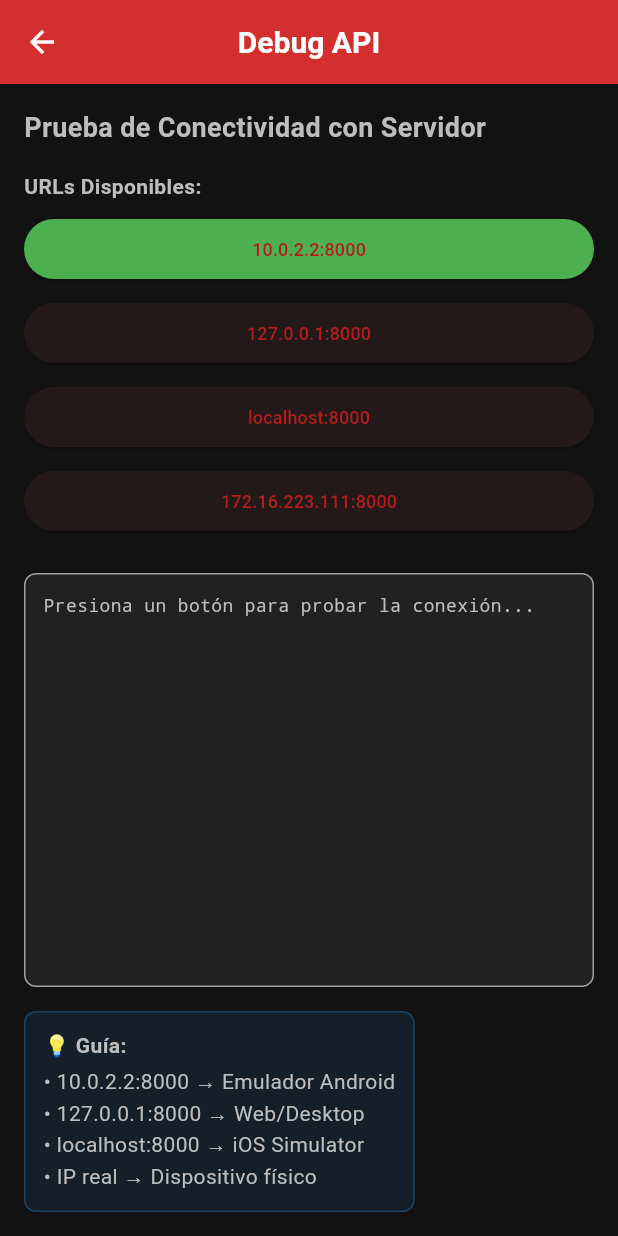
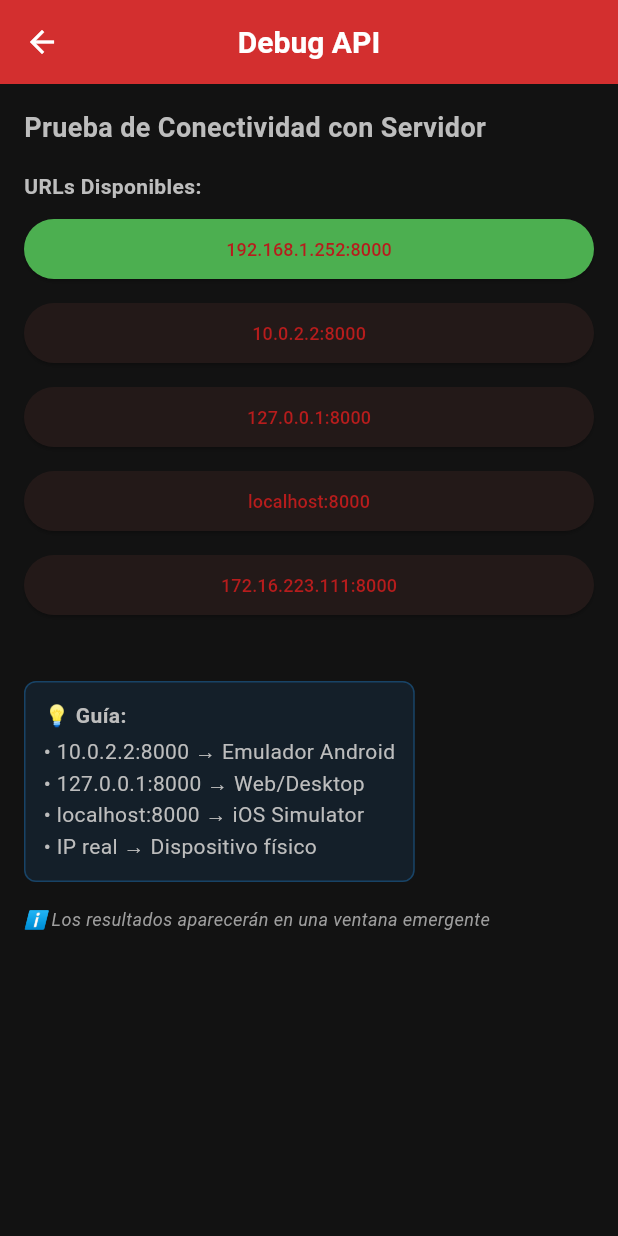
Before and after one commit to Abenavidese/tesis-app, a Flutter app: the ApiDebugScreen screen opened directly, on a phone screen of 412 x 824 dp. Run offline on Flutter 3.47's test engine with Material 3 defaults, Android fonts, the phone set to English and light mode, and no system bars; our stand-ins replace image_picker, speech_to_text.

Commit message:
Feat: conection with real smartphone fixed, now is working correctly

```diff
--- a/Aplication_Tesis/lib/core/constants/api_constants.dart
+++ b/Aplication_Tesis/lib/core/constants/api_constants.dart
@@ -3,9 +3,10 @@ class ApiConstants {
   static const String _localhostUrl = 'http://127.0.0.1:8000';
   static const String _androidEmulatorUrl = 'http://10.0.2.2:8000'; // ✅ CONFIRMADO QUE FUNCIONA
   static const String _iosSimulatorUrl = 'http://localhost:8000';
+  static const String _physicalDeviceUrl = 'http://192.168.1.252:8000'; // 🔥 IP REAL para celular físico
 
-  // URL principal - CONFIGURADA CORRECTAMENTE
-  static const String baseUrl = _androidEmulatorUrl; // ✅ FUNCIONA con emulador Android
+  // URL principal - CAMBIA SEGÚN EL DISPOSITIVO
+  static const String baseUrl = _physicalDeviceUrl; // 🔥 CONFIGURADO PARA CELULAR FÍSICO
   static const String predictEndpoint = '/predict';
 
   // Timeout configurations
@@ -21,15 +22,16 @@ class ApiConstants {
 
   // URLs alternativas para probar
   static const List<String> alternativeUrls = [
+    _physicalDeviceUrl,
     _androidEmulatorUrl,
     _localhostUrl,
     _iosSimulatorUrl,
-    'http://172.16.223.111:8000', // Tu IP anterior
+    'http://172.16.223.111:8000', // IP anterior
   ];
 
   // Comentarios sobre cuándo usar cada URL:
+  // _physicalDeviceUrl: Para dispositivo físico (celular/tablet) en la misma red WiFi
   // _androidEmulatorUrl: Para emulador Android
   // _localhostUrl: Para web o desktop
   // _iosSimulatorUrl: Para simulador iOS
-  // IP real: Para dispositivo físico en la misma red
 }
--- a/Aplication_Tesis/lib/core/debug/api_debug_screen.dart
+++ b/Aplication_Tesis/lib/core/debug/api_debug_screen.dart
@@ -12,14 +12,17 @@ class ApiDebugScreen extends StatefulWidget {
 
 class _ApiDebugScreenState extends State<ApiDebugScreen> {
   String _currentUrl = ApiConstants.baseUrl;
-  String _testResult = '';
   bool _isLoading = false;
 
   Future<void> _testUrl(String url) async {
     setState(() {
       _isLoading = true;
-      _testResult = 'Probando $url...';
     });
+
+    String title = '';
+    String message = '';
+    Color iconColor = Colors.grey;
+    IconData icon = Icons.info;
 
     try {
       final response = await http.get(
@@ -29,23 +32,67 @@ class _ApiDebugScreenState extends State<ApiDebugScreen> {
 
       if (response.statusCode == 200) {
         final data = jsonDecode(response.body);
+        title = '✅ CONEXIÓN EXITOSA';
+        message = 'Respuesta: ${data['message']}\n\nURL: $url';
+        iconColor = Colors.green;
+        icon = Icons.check_circle;
+
         setState(() {
-          _testResult = '✅ CONECTADO!\n\nRespuesta:\n${data['message']}\n\nUsa esta URL: $url';
+          _currentUrl = url;
         });
       } else {
-        setState(() {
-          _testResult = '⚠️ Respuesta: ${response.statusCode}\n$url';
-        });
+        title = '⚠️ RESPUESTA NO ESPERADA';
+        message = 'Código: ${response.statusCode}\n\nURL: $url';
+        iconColor = Colors.orange;
+        icon = Icons.warning;
       }
     } catch (e) {
-      setState(() {
-        _testResult = '❌ Error: $e\n$url';
-      });
+      title = '❌ ERROR DE CONEXIÓN';
+      message = 'No se pudo conectar al servidor.\n\nError: ${e.toString()}\n\nURL: $url';
+      iconColor = Colors.red;
+      icon = Icons.error;
     } finally {
       setState(() {
         _isLoading = false;
       });
+
+      // Mostrar diálogo emergente
+      if (mounted) {
+        _showResultDialog(title, message, iconColor, icon);
+      }
     }
+  }
+
+  void _showResultDialog(String title, String message, Color iconColor, IconData icon) {
+    showDialog(
+      context: context,
+      builder: (context) => AlertDialog(
+        title: Row(
+          children: [
+            Icon(icon, color: iconColor, size: 28),
+            const SizedBox(width: 12),
+            Expanded(
+              child: Text(
+                title,
+                style: TextStyle(fontSize: 16, color: iconColor),
+              ),
+            ),
+          ],
+        ),
+        content: SingleChildScrollView(
+          child: Text(
+            message,
+            style: const TextStyle(fontSize: 14),
+          ),
+        ),
+        actions: [
+          TextButton(
+            onPressed: () => Navigator.of(context).pop(),
+            child: const Text('CERRAR'),
+          ),
+        ],
+      ),
+    );
   }
 
   @override
@@ -55,7 +102,7 @@ class _ApiDebugScreenState extends State<ApiDebugScreen> {
         title: const Text('Debug API'),
         backgroundColor: Colors.red[700],
       ),
-      body: Padding(
+      body: SingleChildScrollView(
         padding: const EdgeInsets.all(16.0),
         child: Column(
           crossAxisAlignment: CrossAxisAlignment.start,
@@ -89,26 +136,10 @@ class _ApiDebugScreenState extends State<ApiDebugScreen> {
             const SizedBox(height: 16),
 
             if (_isLoading)
-              const Center(child: CircularProgressIndicator())
-            else
-              Expanded(
-                child: Container(
-                  width: double.infinity,
-                  padding: const EdgeInsets.all(12),
-                  decoration: BoxDecoration(
-                    color: Colors.grey[900],
-                    borderRadius: BorderRadius.circular(8),
-                    border: Border.all(color: Colors.grey),
-                  ),
-                  child: SingleChildScrollView(
-                    child: Text(
-                      _testResult.isEmpty ? 'Presiona un botón para probar la conexión...' : _testResult,
-                      style: const TextStyle(
-                        fontFamily: 'monospace',
-                        fontSize: 12,
-                      ),
-                    ),
-                  ),
+              const Center(
+                child: Padding(
+                  padding: EdgeInsets.all(24.0),
+                  child: CircularProgressIndicator(),
                 ),
               ),
 
@@ -133,6 +164,14 @@ class _ApiDebugScreenState extends State<ApiDebugScreen> {
                 ],
               ),
             ),
+
+            const SizedBox(height: 16),
+
+            const Text(
+              'ℹ️ Los resultados aparecerán en una ventana emergente',
+              style: TextStyle(fontSize: 12, fontStyle: FontStyle.italic, color: Colors.grey),
+              textAlign: TextAlign.center,
+            ),
           ],
         ),
       ),
```
